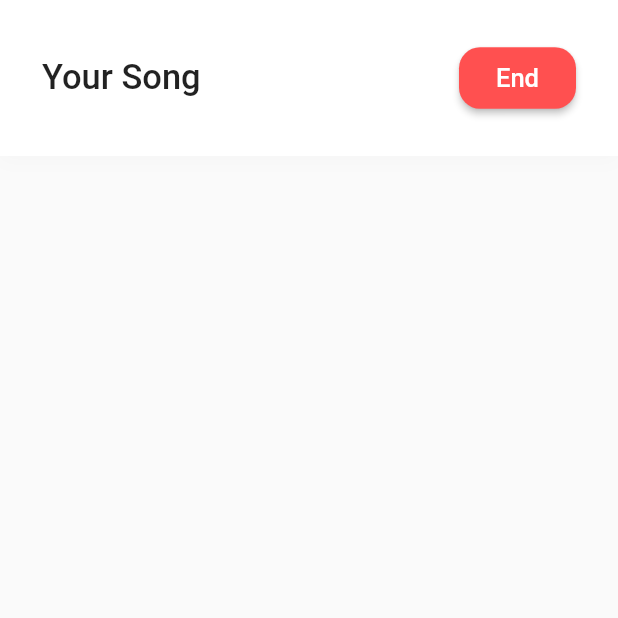
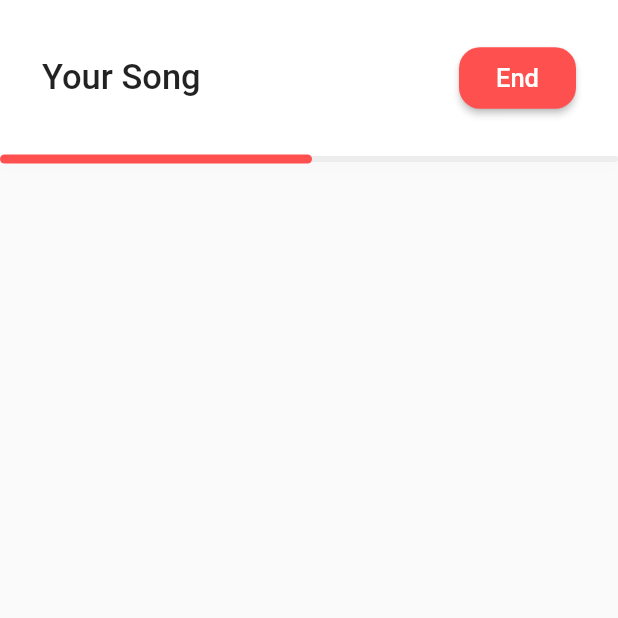
Before and after one commit to raysummee/raylex-studio, a Flutter app: the RecordPanel screen opened by its route, on a phone screen of 412 x 824 dp, the top half of it. Run offline on Flutter 3.47's test engine with Material 2 defaults, Android fonts, the phone set to English and light mode, and no system bars; statements that could not run were skipped.

Commit message:
overlay for record panel customised

```diff
--- a/lib/screens/home/components/customSliderThumbShape.dart
+++ b/lib/components/SliderShapes/customSliderThumbShape.dart
@@ -3,10 +3,12 @@ import 'package:flutter/material.dart';
 class CustomSliderThumbShape extends SliderComponentShape {
   const CustomSliderThumbShape({
     this.enabledThumbRadius = 10.0,
+    this.showThumb: true,
     required this.disabledThumbRadius,
   });
 
   final double enabledThumbRadius;
+  final bool showThumb;
 
   final double disabledThumbRadius;
   double get _disabledThumbRadius =>  disabledThumbRadius;
@@ -31,6 +33,7 @@ class CustomSliderThumbShape extends SliderComponentShape {
     required double textScaleFactor,
     required Size sizeWithOverflow}
   ) {
+    if(!showThumb) return;
     final Canvas canvas = context.canvas;
     final Tween<double> radiusTween = Tween<double>(
       begin: _disabledThumbRadius,
--- a/lib/screens/home/components/customSliderTrackShape.dart
+++ b/lib/components/SliderShapes/customSliderTrackShape.dart
@@ -1,6 +1,8 @@
 import 'package:flutter/material.dart';
 
 class CustomSliderTrackShape extends RoundedRectSliderTrackShape {
+  final bool dense;
+  CustomSliderTrackShape({this.dense:false});
   Rect getPreferredRect({
     required RenderBox parentBox,
     Offset offset = Offset.zero,
@@ -10,7 +12,7 @@ class CustomSliderTrackShape extends RoundedRectSliderTrackShape {
   }) {
     final double trackHeight = sliderTheme.trackHeight!;
     final double trackLeft = offset.dx;
-    final double trackTop = offset.dy + (parentBox.size.height - trackHeight) / 2;
+    final double trackTop = dense?offset.dy:offset.dy + (parentBox.size.height - trackHeight) / 2;
     final double trackWidth = parentBox.size.width;
     return Rect.fromLTWH(trackLeft, trackTop, trackWidth, trackHeight);
   }
--- a/lib/screens/recordPanel/recordPanel.dart
+++ b/lib/screens/recordPanel/recordPanel.dart
@@ -1,15 +1,50 @@
 import 'package:flutter/material.dart';
+import 'package:raylex_studio/components/SliderShapes/customSliderOverlayShape.dart';
+import 'package:raylex_studio/components/SliderShapes/customSliderThumbShape.dart';
+import 'package:raylex_studio/components/SliderShapes/customSliderTrackShape.dart';
 import 'package:raylex_studio/screens/recordPanel/components/recordPanelAppbar.dart';
 
-class RecordPanel extends StatelessWidget {
+class RecordPanel extends StatefulWidget {
   const RecordPanel({ Key? key }) : super(key: key);
 
+  @override
+  _RecordPanelState createState() => _RecordPanelState();
+}
+
+class _RecordPanelState extends State<RecordPanel> {
+  double sliderValue = 0.5;
   @override
   Widget build(BuildContext context) {
     return Scaffold(
       body: Column(
         children: [
-          RecordPanelAppbar(title: "Your Song")
+          RecordPanelAppbar(title: "Your Song"),
+           SliderTheme(
+            data: SliderThemeData(
+              activeTrackColor: Color.fromARGB(255, 255, 80, 80),
+              thumbColor: Colors.white,
+              inactiveTrackColor: Color.fromARGB(255, 237, 237, 237),
+              overlayColor: Color.fromARGB(255, 255, 80, 80),
+              overlayShape: CustomSliderOverlayShape(),
+              thumbShape: CustomSliderThumbShape(
+                disabledThumbRadius: 0,
+                showThumb: false
+              ),
+              disabledThumbColor: Colors.black,
+
+
+              trackShape: CustomSliderTrackShape(dense: true)
+            ),
+            child: Slider(
+              value: sliderValue,
+
+              onChanged: (val){
+                setState(() {
+                  sliderValue = val;
+                });
+              }
+            ),
+          ),
         ],
       ),
     );
```
Also changed, not shown: lib/components/SliderShapes/customSliderOverlayShape.dart (added, +45 -0 lines).
